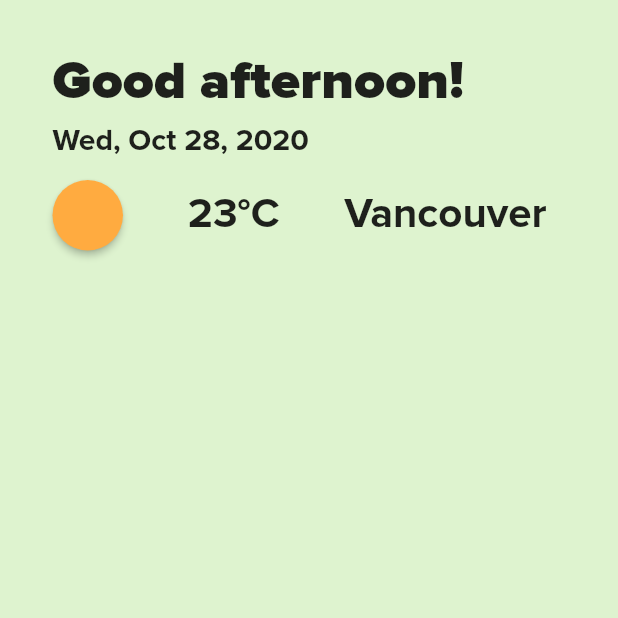
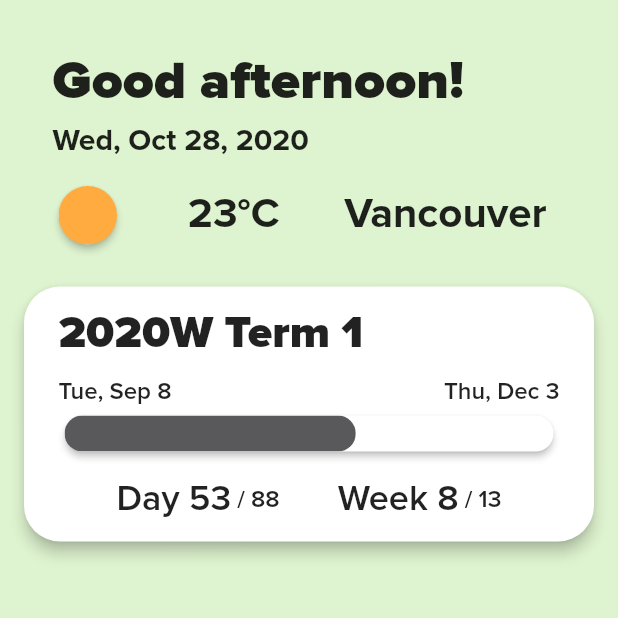
Before and after one commit to ubc-biztech/bt-mobile, a Flutter app: the screen it shows after launch, on a phone screen of 412 x 824 dp, the top half of it. Run offline on Flutter 3.47's test engine with Material 2 defaults, Android fonts, the phone set to English and light mode, and no system bars; drawn by our look-alikes of auto_size_text.

Commit message:
Implement visuals for home

```diff
--- a/lib/home/home.dart
+++ b/lib/home/home.dart
@@ -1,9 +1,13 @@
+import 'package:auto_size_text/auto_size_text.dart';
 import 'package:flutter/material.dart';
+import 'package:flutter/painting.dart';
 
 import '../constants/colors.dart';
 import 'home_presenter.dart';
 import 'home_view.dart';
-import 'home_widgets.dart';
+import 'widgets/home_widgets.dart';
+import 'widgets/term_fraction_stats.dart';
+import 'widgets/term_progress_bar.dart';
 
 class Home extends StatefulWidget {
   const Home(this.presenter, {Key key}) : super(key: key);
@@ -25,6 +29,49 @@ class _HomeState extends HomeView {
           mainAxisAlignment: MainAxisAlignment.start,
           children: <Widget>[
             GreetingAndWeather(model: model),
+            Container(
+              constraints: const BoxConstraints(minWidth: double.infinity),
+              margin: const EdgeInsets.symmetric(horizontal: 12.0),
+              child: Card(
+                child: Padding(
+                  padding: const EdgeInsets.symmetric(
+                      horizontal: 23.0, vertical: 16.0),
+                  child: Column(
+                    mainAxisAlignment: MainAxisAlignment.start,
+                    crossAxisAlignment: CrossAxisAlignment.start,
+                    children: <Widget>[
+                      AutoSizeText(model.term,
+                          maxLines: 1,
+                          style: const TextStyle(
+                              fontSize: 30.0, fontWeight: FontWeight.w900)),
+                      const SizedBox(height: 16.0),
+                      Row(
+                        mainAxisSize: MainAxisSize.max,
+                        mainAxisAlignment: MainAxisAlignment.spaceBetween,
+                        children: <Widget>[
+                          AutoSizeText(model.startDate,
+                              maxLines: 1,
+                              style: const TextStyle(fontSize: 16.0)),
+                          AutoSizeText(model.endDate,
+                              maxLines: 1,
+                              style: const TextStyle(fontSize: 16.0)),
+                        ],
+                      ),
+                      const SizedBox(height: 4.0),
+                      TermProgressBar(widget: widget, model: model),
+                      const SizedBox(height: 16.0),
+                      TermFractionStats(model: model)
+                    ],
+                  ),
+                ),
+                semanticContainer: true,
+                clipBehavior: Clip.antiAliasWithSaveLayer,
+                shape: RoundedRectangleBorder(
+                  borderRadius: BorderRadius.circular(24.0),
+                ),
+                elevation: 4,
+              ),
+            ),
           ],
         ),
       ),
--- a/lib/home/home_model.dart
+++ b/lib/home/home_model.dart
@@ -5,4 +5,13 @@ class HomeModel extends Model {
   String date = 'Wed, Oct 28, 2020';
   String degrees = '23°C';
   String city = 'Vancouver';
+  String term = '2020W Term 1';
+  String startDate = '';
+  String endDate = '';
+  double percentage = 0.0;
+  double topProgressWidth = 0.0;
+  String numericDayNumerator = 'Day 53';
+  String numericDayDenominator = ' / 88';
+  String numericWeekNumerator = 'Week 8';
+  String numericWeekDenominator = ' / 13';
 }
--- a/lib/home/home_presenter.dart
+++ b/lib/home/home_presenter.dart
@@ -1,3 +1,5 @@
+import 'package:intl/intl.dart';
+
 import '../base/presenter.dart';
 import 'home_model.dart';
 import 'home_view.dart';
@@ -5,5 +7,30 @@ import 'home_view.dart';
 class HomePresenter extends Presenter<HomeView, HomeModel> {
   HomePresenter() {
     model = HomeModel();
+    final DateFormat format = DateFormat('MMMEd');
+    model.date = DateFormat('yMMMEd').format(today);
+    model.startDate = format.format(termStart);
+    model.endDate = format.format(termEnd);
+    calculatePercentage();
   }
+
+  void calculatePercentage() {
+    model.percentage =
+        (today.millisecondsSinceEpoch - termStart.millisecondsSinceEpoch) /
+            (termEnd.millisecondsSinceEpoch - termStart.millisecondsSinceEpoch);
+    if (model.percentage > 1.0) {
+      model.percentage = 1.0;
+    } else if (model.percentage < 0.0) {
+      model.percentage = 0.0;
+    }
+  }
+
+  void setProgressWidth(double width) {
+    model.topProgressWidth = model.percentage * width;
+    updateView();
+  }
+
+  DateTime today = DateTime(2020, 10, 28); // DateTime.now();
+  DateTime termStart = DateTime(2020, 9, 8);
+  DateTime termEnd = DateTime(2020, 12, 3);
 }
--- a/lib/home/home_widgets.dart
+++ b/lib/home/widgets/home_widgets.dart
@@ -1,7 +1,7 @@
 import 'package:auto_size_text/auto_size_text.dart';
 import 'package:flutter/material.dart';
 
-import 'home_model.dart';
+import '../home_model.dart';
 
 class GreetingAndWeather extends StatelessWidget {
   const GreetingAndWeather({
@@ -38,11 +38,15 @@ class GreetingAndWeather extends StatelessWidget {
               children: <Widget>[
                 AspectRatio(
                   aspectRatio: 1.0,
-                  child: RaisedButton(
-                    color: Colors.orangeAccent,
+                  child: Card(
+                    child: Container(
+                      color: Colors.orangeAccent,
+                      constraints: const BoxConstraints.expand(),
+                    ),
+                    semanticContainer: true,
+                    clipBehavior: Clip.antiAliasWithSaveLayer,
                     shape: const CircleBorder(),
-                    elevation: 2.0,
-                    onPressed: () {},
+                    elevation: 2,
                   ),
                 ),
                 Expanded(
@@ -65,6 +69,7 @@ class GreetingAndWeather extends StatelessWidget {
               ],
             ),
           ),
+          const SizedBox(height: 20.0),
         ],
       ),
     );
--- /dev/null
+++ b/lib/home/widgets/term_fraction_stats.dart
@@ -0,0 +1,61 @@
+import 'package:auto_size_text/auto_size_text.dart';
+import 'package:flutter/widgets.dart';
+
+import '../home_model.dart';
+
+class TermFractionStats extends StatelessWidget {
+  const TermFractionStats({
+    Key key,
+    @required this.model,
+  }) : super(key: key);
+
+  final HomeModel model;
+
+  @override
+  Widget build(BuildContext context) {
+    return Row(
+      mainAxisAlignment: MainAxisAlignment.spaceEvenly,
+      children: <Widget>[
+        _FractionStat(
+          numeratorText: model.numericDayNumerator,
+          denominatorText: model.numericDayDenominator,
+        ),
+        _FractionStat(
+          numeratorText: model.numericWeekNumerator,
+          denominatorText: model.numericWeekDenominator,
+        )
+      ],
+    );
+  }
+}
+
+class _FractionStat extends StatelessWidget {
+  const _FractionStat({
+    Key key,
+    @required this.numeratorText,
+    @required this.denominatorText,
+  }) : super(key: key);
+
+  final String numeratorText;
+  final String denominatorText;
+
+  @override
+  Widget build(BuildContext context) {
+    return Row(
+      mainAxisAlignment: MainAxisAlignment.center,
+      crossAxisAlignment: CrossAxisAlignment.center,
+      children: <Widget>[
+        AutoSizeText(
+          numeratorText,
+          maxLines: 1,
+          style: const TextStyle(fontSize: 24.0),
+        ),
+        AutoSizeText(
+          denominatorText,
+          maxLines: 1,
+          style: const TextStyle(fontSize: 16.0),
+        ),
+      ],
+    );
+  }
+}
--- /dev/null
+++ b/lib/home/widgets/term_progress_bar.dart
@@ -0,0 +1,82 @@
+import 'package:flutter/material.dart';
+
+import '../home.dart';
+import '../home_model.dart';
+import '../home_presenter.dart';
+
+class TermProgressBar extends StatelessWidget {
+  const TermProgressBar({
+    Key key,
+    @required this.widget,
+    @required this.model,
+  }) : super(key: key);
+
+  final Home widget;
+  final HomeModel model;
+
+  @override
+  Widget build(BuildContext context) {
+    return Stack(
+      alignment: Alignment.centerLeft,
+      children: <Widget>[
+        _BottomProgress(
+          presenter: widget.presenter,
+        ),
+        _TopProgress(
+          model: model,
+        ),
+      ],
+    );
+  }
+}
+
+class _TopProgress extends StatelessWidget {
+  const _TopProgress({
+    Key key,
+    @required this.model,
+  }) : super(key: key);
+
+  final HomeModel model;
+
+  @override
+  Widget build(BuildContext context) {
+    return Card(
+      child: AnimatedContainer(
+        color: const Color(0xFF59595B),
+        width: model.topProgressWidth,
+        height: 24.0,
+        duration: const Duration(milliseconds: 1500),
+      ),
+      semanticContainer: true,
+      clipBehavior: Clip.antiAliasWithSaveLayer,
+      shape: RoundedRectangleBorder(
+        borderRadius: BorderRadius.circular(15.0),
+      ),
+      elevation: 0,
+    );
+  }
+}
+
+class _BottomProgress extends StatelessWidget {
+  const _BottomProgress({Key key, @required this.presenter}) : super(key: key);
+
+  final HomePresenter presenter;
+
+  @override
+  Widget build(BuildContext context) {
+    Future.delayed(
+        Duration.zero, () => presenter.setProgressWidth(context.size.width));
+    return Card(
+      child: Container(
+        constraints: const BoxConstraints(minWidth: double.infinity),
+        height: 24.0,
+      ),
+      semanticContainer: true,
+      clipBehavior: Clip.antiAliasWithSaveLayer,
+      shape: RoundedRectangleBorder(
+        borderRadius: BorderRadius.circular(15.0),
+      ),
+      elevation: 2,
+    );
+  }
+}
--- a/lib/main.dart
+++ b/lib/main.dart
@@ -13,6 +13,7 @@ class BizTechMobile extends StatelessWidget {
   Widget build(BuildContext context) {
     return MaterialApp(
       title: S.title,
+      debugShowCheckedModeBanner: false,
       theme: ThemeData(primarySwatch: Colors.blue, fontFamily: 'Proxima-Nova'),
       home: Home(HomePresenter()),
     );
--- a/pubspec.yaml
+++ b/pubspec.yaml
@@ -18,6 +18,7 @@ environment:
 
 dependencies:
   auto_size_text: ^2.1.0
+  intl: ^0.16.1
   flutter:
     sdk: flutter
 
@@ -56,7 +57,7 @@ flutter:
     # in this "flutter" section. Each entry in this list should have a
     # "family" key with the font family name, and a "fonts" key with a
     # list giving the asset and other descriptors for the font. For
-    # example:
+  # example:
   fonts:
     - family: Proxima-Nova
       fonts:
```
Also changed, not shown: pubspec.lock.
